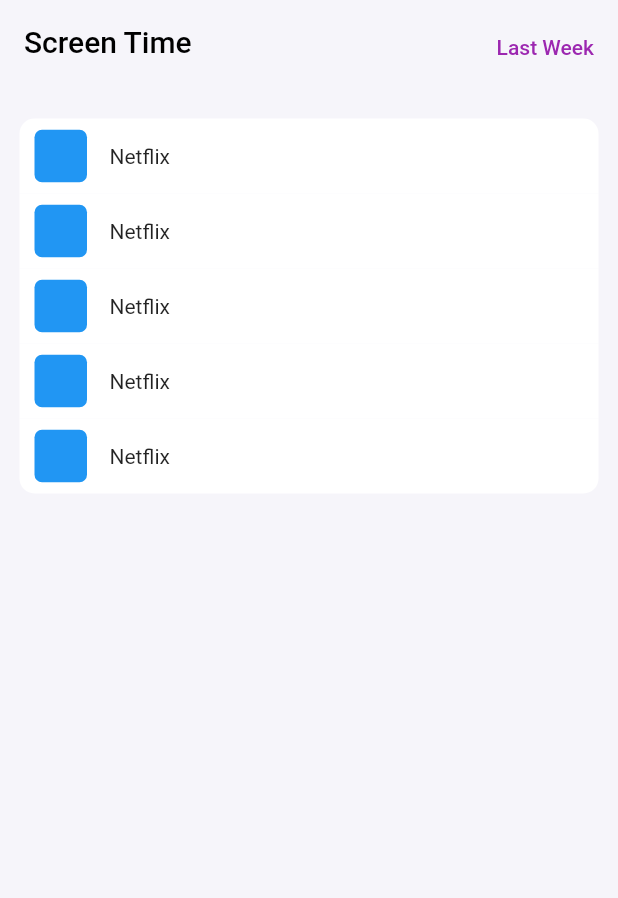
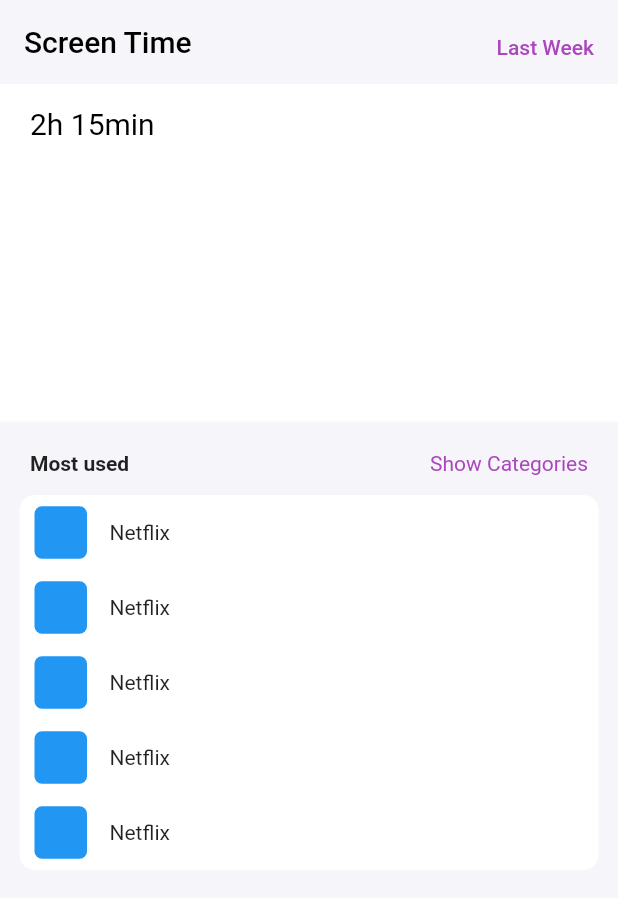
Before and after one commit to Volnetiks/ScreenTime, a Flutter app: the screen it shows after launch, on a phone screen of 412 x 824 dp. Shown: the top 898 px of the screen. Run offline on Flutter 3.47's test engine with Material 2 defaults, Android fonts, the phone set to English and light mode, and no system bars.

Commit message:
Created basic model of the UI

```diff
--- a/lib/main.dart
+++ b/lib/main.dart
@@ -41,20 +41,46 @@
         title: Row(
             crossAxisAlignment: CrossAxisAlignment.end,
             mainAxisAlignment: MainAxisAlignment.spaceBetween,
-            children: const [
-              Text("Screen Time",
+            children: [
+              const Text("Screen Time",
                   style: TextStyle(
                       color: Colors.black, fontWeight: FontWeight.w500)),
               Text("Last Week",
-                  style: TextStyle(color: Colors.purple, fontSize: 14)),
+                  style:
+                      TextStyle(color: Colors.purple.shade400, fontSize: 14)),
             ]),
       ),
       body: Column(
         crossAxisAlignment: CrossAxisAlignment.start,
         mainAxisAlignment: MainAxisAlignment.center,
         children: [
+          Container(
+              height: 225,
+              color: Colors.white,
+              child: Row(
+                crossAxisAlignment: CrossAxisAlignment.start,
+                children: const [
+                  Padding(
+                    padding: EdgeInsets.only(top: 15, left: 20, bottom: 15),
+                    child: Text("2h 15min",
+                        style: TextStyle(color: Colors.black, fontSize: 20)),
+                  )
+                ],
+              )),
           const SizedBox(
-            height: 10,
+            height: 20,
+          ),
+          Padding(
+            padding: const EdgeInsets.symmetric(horizontal: 20),
+            child: Row(
+              mainAxisAlignment: MainAxisAlignment.spaceBetween,
+              children: [
+                const Text("Most used",
+                    style: TextStyle(fontWeight: FontWeight.bold)),
+                Text("Show Categories",
+                    style: TextStyle(color: Colors.purple.shade400))
+              ],
+            ),
           ),
           Expanded(
             child: Padding(
```
